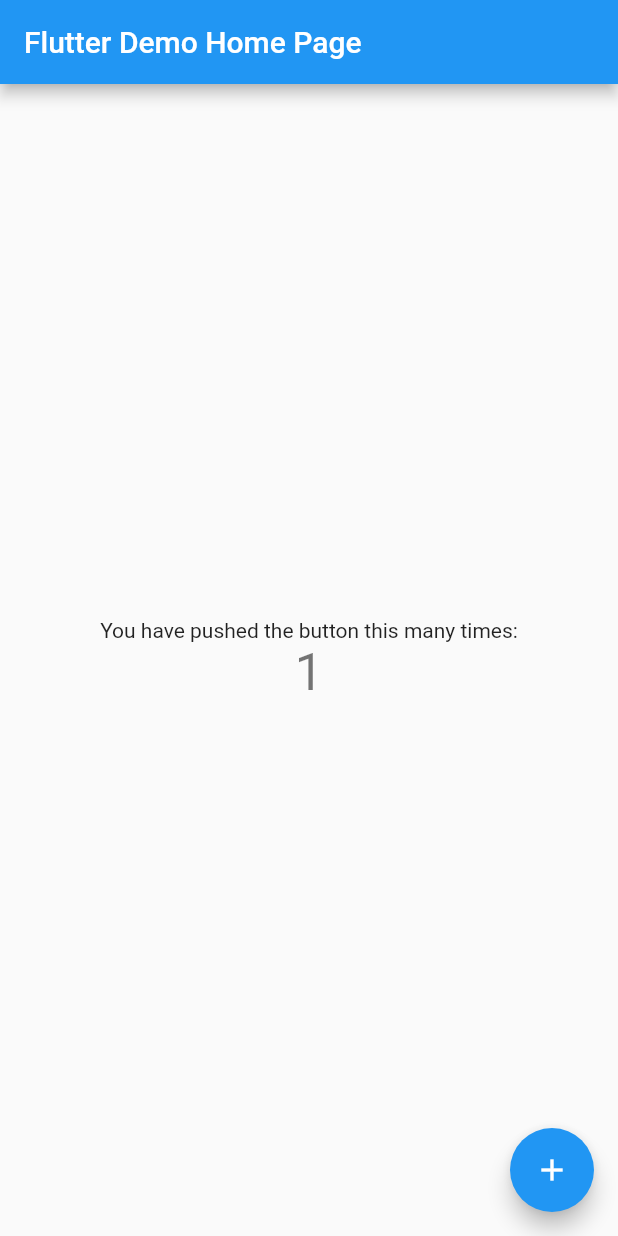
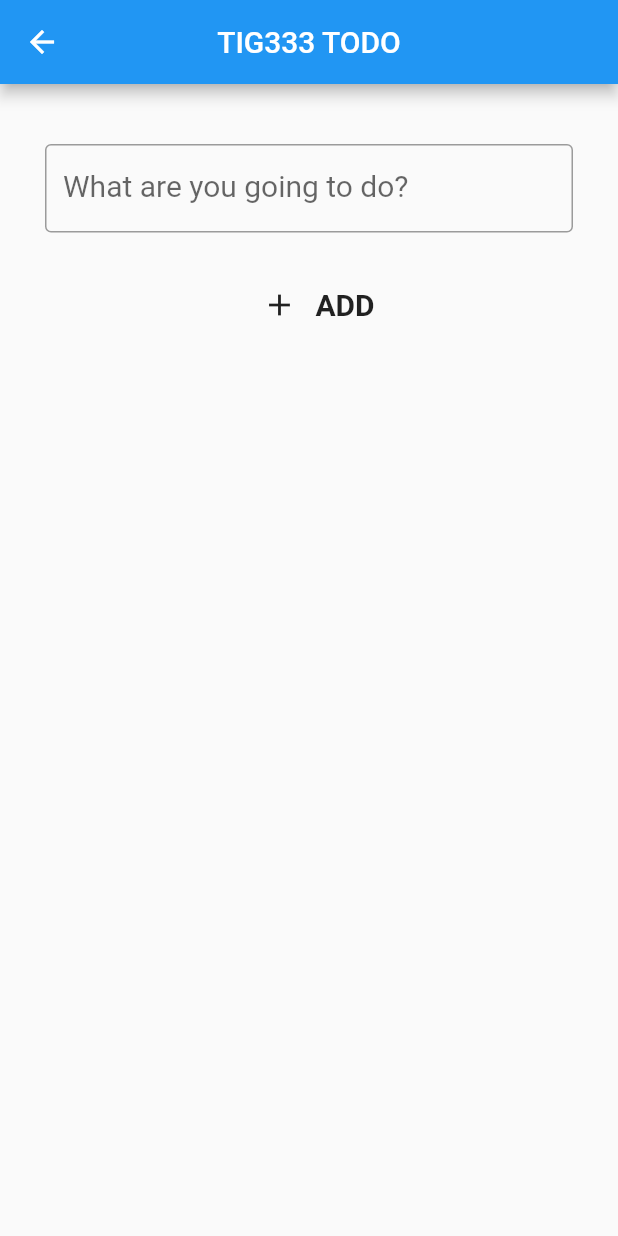
Before and after one commit to gu-tig333-ht22/gusdahjobl, a Flutter app: the screen it shows after launch, after a tap on the "add" icon, on a phone screen of 412 x 824 dp. Run offline on Flutter 3.47's test engine with Material 2 defaults, Android fonts, the phone set to English and light mode, and no system bars.

Commit message:
Builds the UI of the App

```diff
--- a/lib/main.dart
+++ b/lib/main.dart
@@ -11,105 +11,136 @@ class MyApp extends StatelessWidget {
   @override
   Widget build(BuildContext context) {
     return MaterialApp(
-      title: 'Flutter Demo',
+      title: 'Steg 1',
       theme: ThemeData(
-        // This is the theme of your application.
-        //
-        // Try running your application with "flutter run". You'll see the
-        // application has a blue toolbar. Then, without quitting the app, try
-        // changing the primarySwatch below to Colors.green and then invoke
-        // "hot reload" (press "r" in the console where you ran "flutter run",
-        // or simply save your changes to "hot reload" in a Flutter IDE).
-        // Notice that the counter didn't reset back to zero; the application
-        // is not restarted.
         primarySwatch: Colors.blue,
       ),
-      home: const MyHomePage(title: 'Flutter Demo Home Page'),
+      home: const MyHomePage(),
     );
   }
 }
 
-class MyHomePage extends StatefulWidget {
-  const MyHomePage({Key? key, required this.title}) : super(key: key);
-
-  // This widget is the home page of your application. It is stateful, meaning
-  // that it has a State object (defined below) that contains fields that affect
-  // how it looks.
-
-  // This class is the configuration for the state. It holds the values (in this
-  // case the title) provided by the parent (in this case the App widget) and
-  // used by the build method of the State. Fields in a Widget subclass are
-  // always marked "final".
-
-  final String title;
-
-  @override
-  State<MyHomePage> createState() => _MyHomePageState();
-}
-
-class _MyHomePageState extends State<MyHomePage> {
-  int _counter = 0;
-
-  void _incrementCounter() {
-    setState(() {
-      // This call to setState tells the Flutter framework that something has
-      // changed in this State, which causes it to rerun the build method below
-      // so that the display can reflect the updated values. If we changed
-      // _counter without calling setState(), then the build method would not be
-      // called again, and so nothing would appear to happen.
-      _counter++;
-    });
-  }
+class MyHomePage extends StatelessWidget {
+  const MyHomePage({Key? key}) : super(key: key);
 
   @override
   Widget build(BuildContext context) {
-    // This method is rerun every time setState is called, for instance as done
-    // by the _incrementCounter method above.
-    //
-    // The Flutter framework has been optimized to make rerunning build methods
-    // fast, so that you can just rebuild anything that needs updating rather
-    // than having to individually change instances of widgets.
     return Scaffold(
       appBar: AppBar(
-        // Here we take the value from the MyHomePage object that was created by
-        // the App.build method, and use it to set our appbar title.
-        title: Text(widget.title),
+        centerTitle: true,
+        title: const Text("TIG 333 TODO"),
+        actions: [
+          IconButton(
+            onPressed: () {},
+            icon: const Icon(Icons.more_vert),
+          ),
+        ],
       ),
-      body: Center(
-        // Center is a layout widget. It takes a single child and positions it
-        // in the middle of the parent.
-        child: Column(
-          // Column is also a layout widget. It takes a list of children and
-          // arranges them vertically. By default, it sizes itself to fit its
-          // children horizontally, and tries to be as tall as its parent.
-          //
-          // Invoke "debug painting" (press "p" in the console, choose the
-          // "Toggle Debug Paint" action from the Flutter Inspector in Android
-          // Studio, or the "Toggle Debug Paint" command in Visual Studio Code)
-          // to see the wireframe for each widget.
-          //
-          // Column has various properties to control how it sizes itself and
-          // how it positions its children. Here we use mainAxisAlignment to
-          // center the children vertically; the main axis here is the vertical
-          // axis because Columns are vertical (the cross axis would be
-          // horizontal).
-          mainAxisAlignment: MainAxisAlignment.center,
-          children: <Widget>[
-            const Text(
-              'You have pushed the button this many times:',
-            ),
-            Text(
-              '$_counter',
-              style: Theme.of(context).textTheme.headline4,
-            ),
-          ],
-        ),
+      body: _todoList(),
+      floatingActionButton: FloatingActionButton(
+        onPressed: () {
+          Navigator.push(
+              context, MaterialPageRoute(builder: (context) => SecondView()));
+        },
+        child: const Icon(Icons.add),
       ),
-      floatingActionButton: FloatingActionButton(
-        onPressed: _incrementCounter,
-        tooltip: 'Increment',
-        child: const Icon(Icons.add),
-      ), // This trailing comma makes auto-formatting nicer for build methods.
     );
   }
 }
+
+Widget _todoList() {
+  var todo = [
+    "Diska",
+    "Städa",
+    "Plugga",
+    "Laga mat",
+    "Arbeta",
+    "Gå ut med hunden",
+    "Spela boll",
+    "Läsa tidningen",
+    "Springa",
+    "Dricka öl",
+  ];
+
+  var list = List.generate(todo.length, (index) => todo[index]);
+
+  return ListView.builder(
+    padding: const EdgeInsets.only(
+      top: 20,
+      bottom: kFloatingActionButtonMargin + 55,
+    ),
+    itemCount: todo.length,
+    itemBuilder: (context, index) {
+      return Column(
+        children: <Widget>[
+          _listItem(list[index]),
+          const Divider(height: 20, thickness: 3),
+        ],
+      );
+    },
+  );
+}
+
+Widget _listItem(text) {
+  return ListTile(
+    leading: Checkbox(
+      value: false,
+      onChanged: (val) {},
+    ),
+    title: Text(
+      text,
+      style: const TextStyle(fontSize: 25),
+    ),
+    trailing: IconButton(
+      icon: const Icon(Icons.clear),
+      onPressed: () {},
+    ),
+  );
+}
+
+class SecondView extends StatelessWidget {
+  const SecondView({Key? key}) : super(key: key);
+
+  @override
+  Widget build(BuildContext context) {
+    return Scaffold(
+      appBar: AppBar(
+        centerTitle: true,
+        title: const Text("TIG333 TODO"),
+      ),
+      body: Column(
+        children: [
+          _todoInputField(),
+          Container(height: 24),
+          _buttonRow(),
+        ],
+      ),
+    );
+  }
+
+  Widget _todoInputField() {
+    return Container(
+      margin: const EdgeInsets.only(left: 30, right: 30, top: 40),
+      child: const TextField(
+        decoration: InputDecoration(
+          border: OutlineInputBorder(),
+          labelText: "What are you going to do?",
+          labelStyle: TextStyle(fontSize: 20),
+        ),
+      ),
+    );
+  }
+
+  Widget _buttonRow() {
+    return Row(
+      mainAxisAlignment: MainAxisAlignment.center,
+      children: [
+        IconButton(onPressed: () {}, icon: const Icon(Icons.add)),
+        const Text(
+          "ADD",
+          style: TextStyle(fontSize: 20, fontWeight: FontWeight.bold),
+        ),
+      ],
+    );
+  }
+}
```
